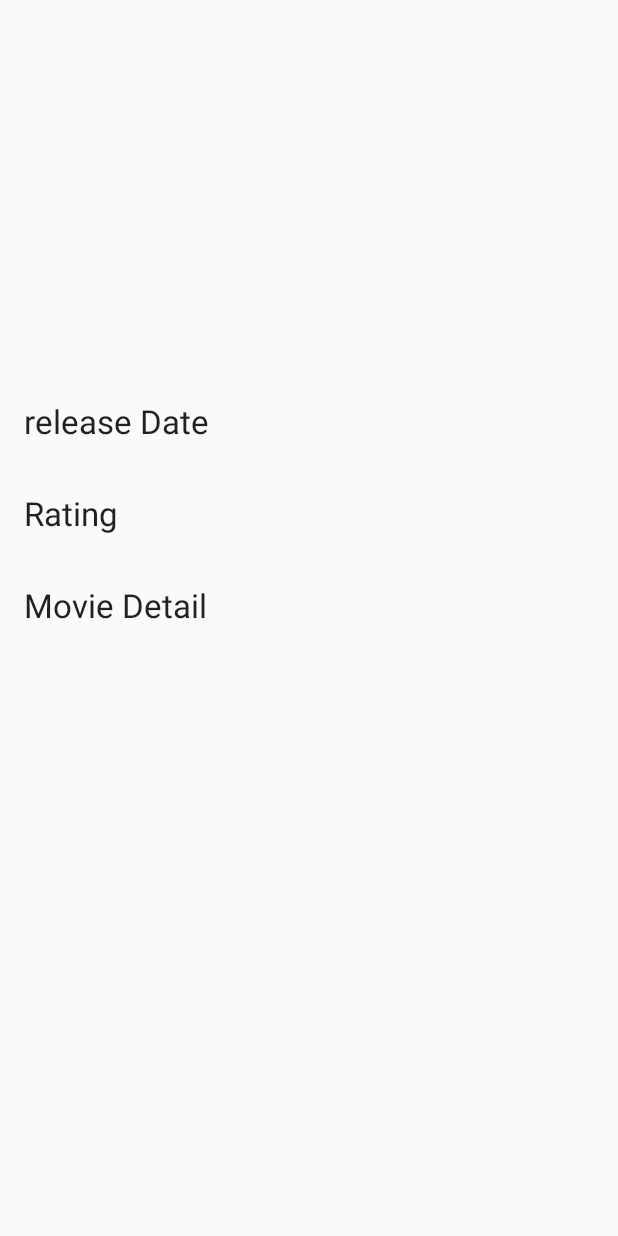
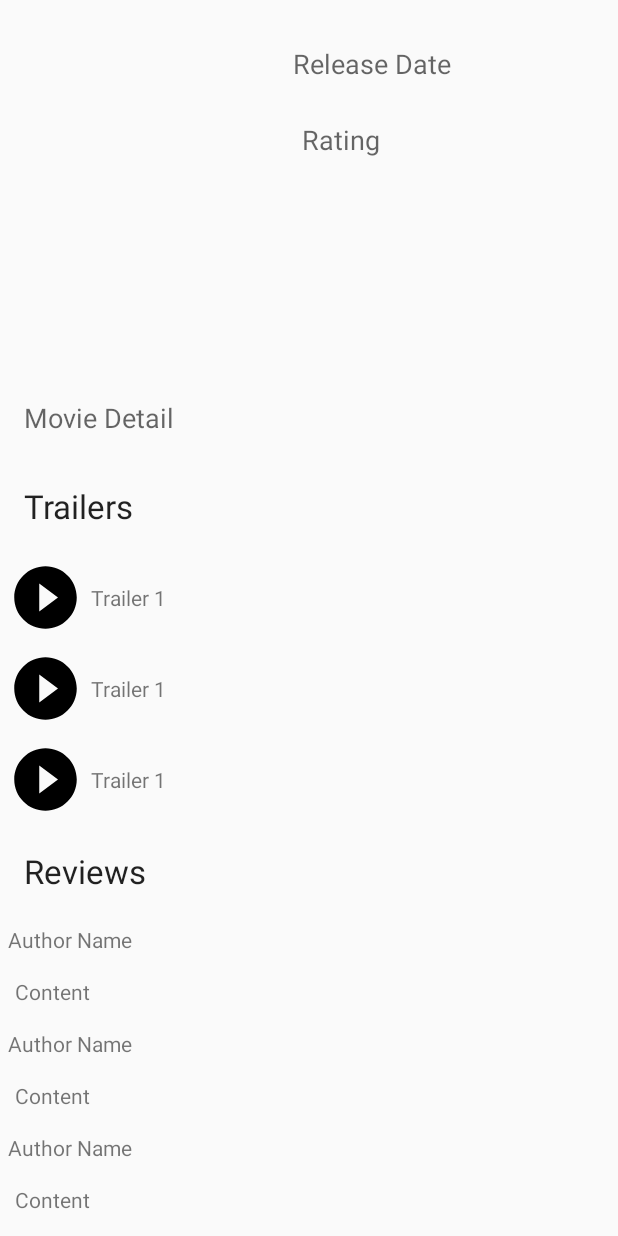
Before and after one commit to alyosama/Movies-App, an Android app: the layout movie_detail.xml on its own in the app's theme, with its tools: preview values and no code run, on a phone screen of 412 x 824 dp. Run offline under Robolectric (Android 15) with nearby library versions, the phone set to English and light mode, and no system bars.

Commit message:
Adding Reviews and Trailers Layout

```diff
--- a/app/build.gradle
+++ b/app/build.gradle
@@ -2,7 +2,7 @@ apply plugin: 'com.android.application'
 
 android {
     compileSdkVersion 23
-    buildToolsVersion "21.1.2"
+    buildToolsVersion "23.0.2"
 
     defaultConfig {
         applicationId "udacity.aly.movies_app"
@@ -32,6 +32,7 @@ dependencies {
     compile 'com.android.support:appcompat-v7:23.2.1'
     compile 'com.android.support:support-v4:23.2.1'
     compile 'com.android.support:recyclerview-v7:23.2.1'
+    compile 'com.android.support:cardview-v7:23.2.1'
     compile 'com.android.support:design:23.2.1'
     compile 'com.squareup.picasso:picasso:2.+'
     compile 'com.android.support:multidex:1.0.0'
--- a/app/src/main/res/drawable/ic_camera_roll.xml
+++ b/app/src/main/res/drawable/ic_camera_roll.xml
@@ -1,6 +1,6 @@
 <vector xmlns:android="http://schemas.android.com/apk/res/android"
-    android:width="24dp"
-    android:height="24dp"
+    android:width="185dp"
+    android:height="277dp"
     android:viewportHeight="24.0"
     android:viewportWidth="24.0">
     <path
--- /dev/null
+++ b/app/src/main/res/drawable/ic_play_circle_fill.xml
@@ -0,0 +1,9 @@
+<vector xmlns:android="http://schemas.android.com/apk/res/android"
+    android:width="50dp"
+    android:height="50dp"
+    android:viewportHeight="24.0"
+    android:viewportWidth="24.0">
+    <path
+        android:fillColor="#FF000000"
+        android:pathData="M12,2C6.48,2 2,6.48 2,12s4.48,10 10,10 10,-4.48 10,-10S17.52,2 12,2zm-2,14.5v-9l6,4.5 -6,4.5z" />
+</vector>
--- a/app/src/main/res/layout/activity_movie_detail.xml
+++ b/app/src/main/res/layout/activity_movie_detail.xml
@@ -46,7 +46,7 @@
         android:layout_height="wrap_content"
         android:layout_gravity="center_vertical|start"
         android:layout_margin="@dimen/fab_margin"
-        android:src="@drawable/ic_favorite"
+        android:src="@drawable/ic_grade"
         app:layout_anchor="@+id/movie_detail_container"
         app:layout_anchorGravity="top|end" />
 
--- a/app/src/main/res/layout/movie_detail.xml
+++ b/app/src/main/res/layout/movie_detail.xml
@@ -1,48 +1,101 @@
-<RelativeLayout xmlns:android="http://schemas.android.com/apk/res/android"
+<LinearLayout xmlns:android="http://schemas.android.com/apk/res/android"
+    xmlns:app="http://schemas.android.com/apk/res-auto"
     xmlns:tools="http://schemas.android.com/tools"
     android:layout_width="match_parent"
     android:layout_height="match_parent"
+    android:orientation="vertical"
     tools:context="udacity.aly.movies_app.MovieDetailFragment">
 
+    <LinearLayout
+        android:layout_width="match_parent"
+        android:layout_height="wrap_content"
+        android:orientation="vertical">
+
+        <LinearLayout
+            android:layout_width="match_parent"
+            android:layout_height="wrap_content"
+            android:orientation="horizontal">
+
+            <ImageView
+                android:id="@+id/poster_imageView"
+                android:layout_width="185dp"
+                android:layout_height="250dp" />
+
+            <LinearLayout
+                android:layout_width="match_parent"
+                android:layout_height="wrap_content"
+                android:orientation="vertical">
+
+                <TextView
+                    android:id="@+id/release_dateView"
+                    style="?android:attr/textAppearanceMedium"
+                    android:layout_width="wrap_content"
+                    android:layout_height="wrap_content"
+                    android:layout_marginTop="20dp"
+                    android:padding="10dp"
+                    android:text="Release Date"
+                    android:textIsSelectable="true" />
+
+                <TextView
+                    android:id="@+id/movie_ratingView"
+                    style="?android:attr/textAppearanceMedium"
+                    android:layout_width="wrap_content"
+                    android:layout_height="wrap_content"
+                    android:padding="16dp"
+                    android:text="Rating"
+                    android:textIsSelectable="true" />
+
+            </LinearLayout>
+
+        </LinearLayout>
 
         <TextView
             android:id="@+id/movie_detail"
-        style="?android:attr/textAppearanceLarge"
+            style="?android:attr/textAppearanceMedium"
             android:layout_width="wrap_content"
             android:layout_height="wrap_content"
-        android:layout_alignParentStart="true"
-        android:layout_below="@+id/movie_ratingView"
             android:padding="16dp"
             android:text="Movie Detail"
             android:textIsSelectable="true" />
 
+    </LinearLayout>
+
     <TextView
-        android:id="@+id/movie_ratingView"
+        android:id="@+id/trailers_label_text"
         style="?android:attr/textAppearanceLarge"
         android:layout_width="wrap_content"
         android:layout_height="wrap_content"
-        android:layout_alignParentStart="true"
-        android:layout_below="@+id/release_dateView"
         android:padding="16dp"
-        android:text="Rating"
+        android:text="Trailers"
         android:textIsSelectable="true" />
 
+    <android.support.v7.widget.RecyclerView
+        android:id="@+id/videos_list"
+        android:name="udacity.aly.movies_app.VideosListFragment"
+        android:layout_width="match_parent"
+        android:layout_height="wrap_content"
+        app:layoutManager="LinearLayoutManager"
+        tools:context="udacity.aly.movies_app.MovieDetailActivity"
+        tools:listitem="@layout/video_list_content" />
+
+
     <TextView
-        android:id="@+id/release_dateView"
+        android:id="@+id/reviews_label_text"
         style="?android:attr/textAppearanceLarge"
         android:layout_width="wrap_content"
         android:layout_height="wrap_content"
-        android:layout_alignParentStart="true"
-        android:layout_below="@+id/poster_imageView"
         android:padding="16dp"
-        android:text="release Date"
+        android:text="Reviews"
         android:textIsSelectable="true" />
 
-    <ImageView
-        android:id="@+id/poster_imageView"
-        android:layout_width="185dp"
-        android:layout_height="250dp"
-        android:layout_alignParentStart="true"
-        android:layout_alignParentTop="true" />
+    <android.support.v7.widget.RecyclerView
+        android:id="@+id/reviews_list"
+        android:name="udacity.aly.movies_app.ReviewsDetailFragment"
+        android:layout_width="match_parent"
+        android:layout_height="wrap_content"
+        app:layoutManager="LinearLayoutManager"
+        tools:context="udacity.aly.movies_app.MovieDetailActivity"
+        tools:listitem="@layout/review_list_content" />
 
-</RelativeLayout>
+
+</LinearLayout>
--- /dev/null
+++ b/app/src/main/res/layout/review_list_content.xml
@@ -0,0 +1,29 @@
+<?xml version="1.0" encoding="utf-8"?>
+
+<FrameLayout xmlns:android="http://schemas.android.com/apk/res/android"
+    android:id="@+id/frameLayoutVideo"
+    android:layout_width="match_parent"
+    android:layout_height="wrap_content">
+
+    <LinearLayout
+        android:id="@+id/reviews_layout"
+        android:layout_width="match_parent"
+        android:layout_height="wrap_content"
+        android:orientation="vertical">
+
+        <TextView
+            android:id="@+id/author_text"
+            android:layout_width="wrap_content"
+            android:layout_height="wrap_content"
+            android:padding="5dp"
+            android:text="Author Name" />
+
+        <TextView
+            android:id="@+id/review_text"
+            android:layout_width="wrap_content"
+            android:layout_height="wrap_content"
+            android:padding="10dp"
+            android:text="Content" />
+    </LinearLayout>
+
+</FrameLayout>
--- /dev/null
+++ b/app/src/main/res/layout/video_list_content.xml
@@ -0,0 +1,31 @@
+<?xml version="1.0" encoding="utf-8"?>
+
+<FrameLayout xmlns:android="http://schemas.android.com/apk/res/android"
+    android:id="@+id/frameLayoutReview"
+    android:layout_width="match_parent"
+    android:layout_height="wrap_content">
+
+    <LinearLayout
+        android:id="@+id/videos_layout"
+        android:layout_width="match_parent"
+        android:layout_height="wrap_content"
+        android:orientation="horizontal">
+
+        <ImageView
+            android:id="@+id/video_imageView"
+            android:layout_width="wrap_content"
+            android:layout_height="wrap_content"
+            android:padding="5dp"
+            android:scaleType="fitCenter"
+            android:src="@drawable/ic_play_circle_fill" />
+
+        <TextView
+            android:id="@+id/video_text"
+            android:layout_width="wrap_content"
+            android:layout_height="match_parent"
+            android:gravity="center_vertical"
+            android:text="Trailer 1" />
+
+    </LinearLayout>
+
+</FrameLayout>
```
Also changed, not shown: app/src/main/java/udacity/aly/movies_app/MovieContent.java (+71 -0 lines), app/src/main/res/drawable/ic_grade.xml (added, +9 -0 lines). Lines whose indentation alone changed are shown as unchanged.
